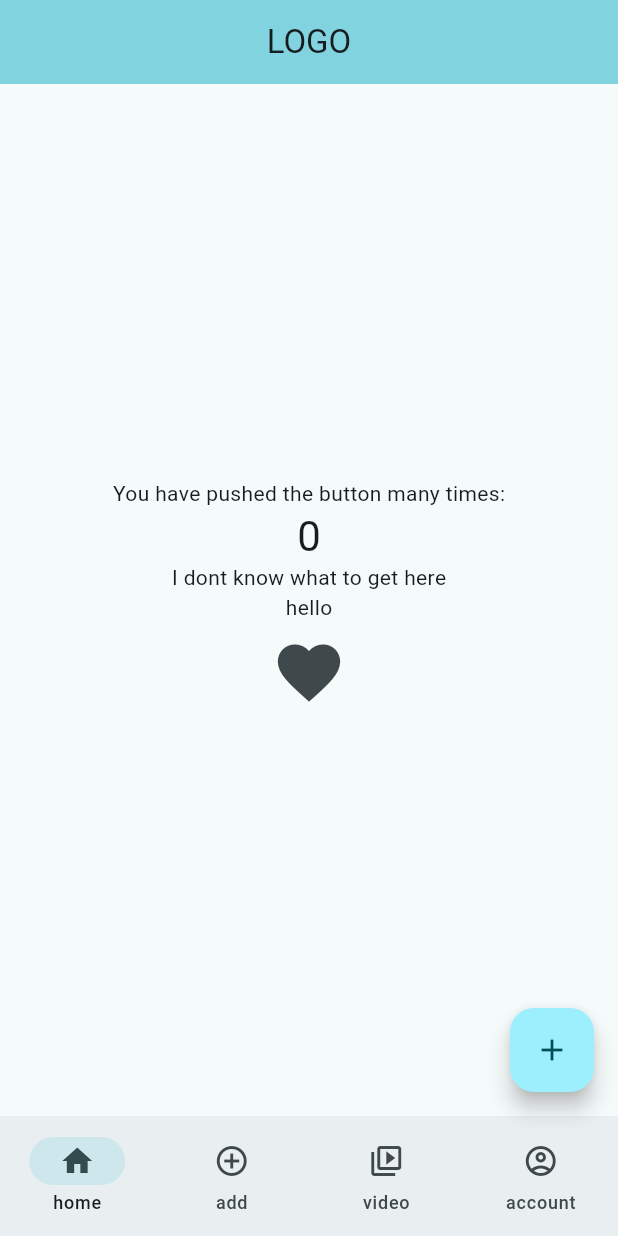
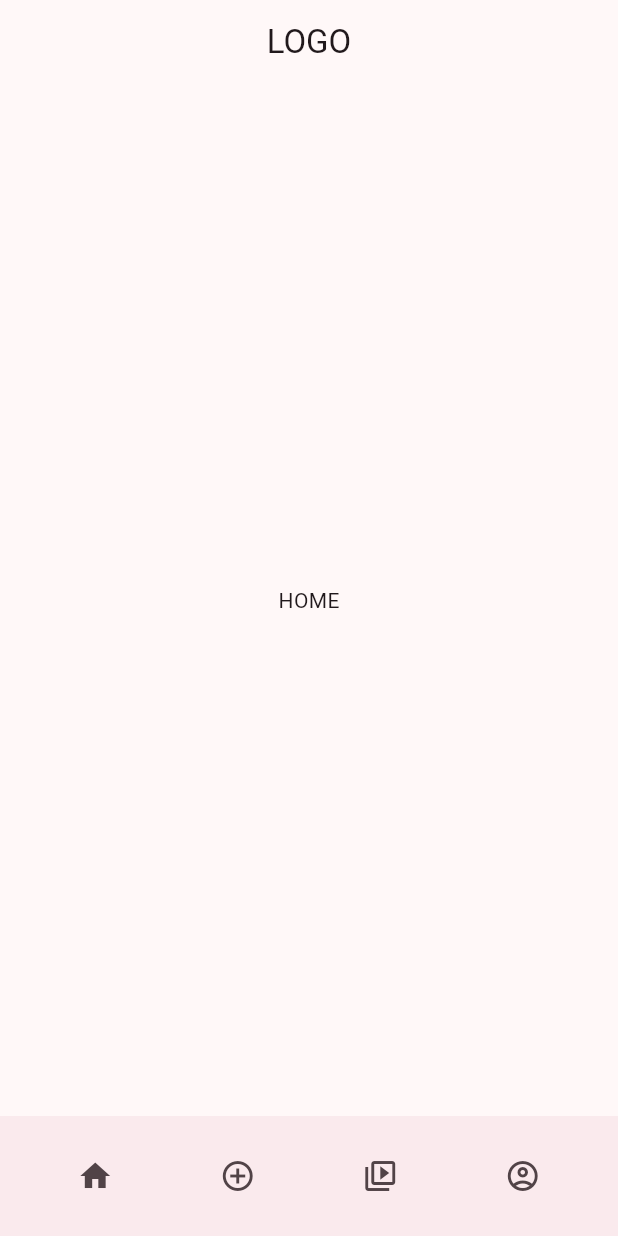
Before and after one commit to asseukihuh/flutter-app, a Flutter app: the screen it shows after launch, on a phone screen of 412 x 824 dp. Run offline on Flutter 3.47's test engine with Material 3 defaults, Android fonts, the phone set to English and light mode, and no system bars.

Commit message:
Modif des pages

```diff
--- a/lib/main.dart
+++ b/lib/main.dart
@@ -1,3 +1,4 @@
+
 
 
 import 'package:flutter/material.dart';
@@ -31,7 +32,7 @@ class MyApp extends StatelessWidget {
         //
         // This works for code too, not just values: Most code changes can be
         // tested with just a hot reload.
-        colorScheme: ColorScheme.fromSeed(seedColor: Color.fromARGB(255, 255, 255, 255)),
+        colorScheme: ColorScheme.fromSeed(seedColor: Colors.pink.shade100),
         useMaterial3: true,
       ),
       home: const MyHomePage(title:'fzafazfaz'),
@@ -60,7 +61,7 @@ class MyHomePage extends StatefulWidget {
 class _MyHomePageState extends State<MyHomePage> {
   int _counter = 0;
   // ignore: unused_field
-  String _modifiabletext = 'hello';
+  String _modifiabletext = 'hey yo';
   int currentPageIndex = 0;
 
   void _incrementCounter() {
@@ -105,7 +106,7 @@ class _MyHomePageState extends State<MyHomePage> {
         // TRY THIS: Try changing the color here to a specific color (to
         // Colors.amber, perhaps?) and trigger a hot reload to see the AppBar
         // change color while the other colors stay the same.
-        backgroundColor: Theme.of(context).colorScheme.inversePrimary,
+        backgroundColor: Colors.transparent,
         // Here we take the value from the MyHomePage object that was created by
         // the App.build method, and use it to set our appbar title.
         title: const Text('LOGO'),
@@ -113,100 +114,101 @@ class _MyHomePageState extends State<MyHomePage> {
       ),
 
       body: _buildBody(),
-      floatingActionButton: FloatingActionButton(
-        onPressed: _incrementCounter,
-        tooltip: 'Increment',
-        child: const Icon(Icons.add),
+      //floatingActionButton: FloatingActionButton(
+      //  onPressed: _incrementCounter,
+      //  tooltip: 'Increment',
+      //  child: const Icon(Icons.add),
+      //),
+
+      //floatingActionButtonLocation: FloatingActionButtonLocation.endFloat,
+      bottomNavigationBar: Container(
+      decoration: const BoxDecoration(
+        borderRadius: BorderRadius.vertical(top: Radius.circular(20)),
+        color: Colors.white, // couleur navbar
       ),
-
-      floatingActionButtonLocation: FloatingActionButtonLocation.endFloat,
-      bottomNavigationBar: NavigationBar(
-        onDestinationSelected: (index) {
+      child: BottomAppBar(
+        elevation: 0,
+        shape: const CircularNotchedRectangle(),
+        child: Row(
+          mainAxisAlignment: MainAxisAlignment.spaceAround,
+          children: [
+            IconButton(
+              icon: const Icon(Icons.home),
+              onPressed: () {
                 setState(() {
-          currentPageIndex = index;
+                  currentPageIndex = 0;
                 });
-        switch (index) {
-          case 0:
-            // Ne rien faire
-            break;
-          case 1:
-            // seconde route.
-
-            //Navigator.push(
-            //  context,
-            //  MaterialPageRoute(builder: (context) => SecondRoute()),
-            //);
-
-            break;
-          case 2:
-            // troiseme route.
-            break;
-          case 3:
-            // quatrieme route.
-            break;
-    }
               },
-        selectedIndex: currentPageIndex,
-        destinations: const [
-          NavigationDestination(
-            icon: Icon(Icons.home),
-            label: 'home'
             ),
-          NavigationDestination(
-            icon: Icon(Icons.add_circle_outline),
-            label: 'add'
+            IconButton(
+              icon: const Icon(Icons.add_circle_outline),
+              onPressed: () {
+                setState(() {
+                  currentPageIndex = 1;
+                });
+              },
             ),
-          NavigationDestination(
-            icon: Icon(Icons.video_library_outlined),
-            label: 'video'
+            IconButton(
+              icon: const Icon(Icons.video_library_outlined),
+              onPressed: () {
+                setState(() {
+                  currentPageIndex = 2;
+                });
+              },
             ),
-          NavigationDestination(
-            icon: Icon(Icons.account_circle_outlined),
-            label: 'account'
+            IconButton(
+              icon: const Icon(Icons.account_circle_outlined),
+              onPressed: () {
+                setState(() {
+                  currentPageIndex = 3;
+                });
+              },
             ),
           ],
         ),
-
+      )
+      )
     );
   }
   Widget _buildBody() {
     switch (currentPageIndex) {
+      case 1:
+        return _buildAddPageContent();
       case 0:
         return _buildHomePageContent();
-      case 1:
-        return _buildAddPageContent();
       case 2:
         return _buildVideoPageContent();
       case 3:
         return _buildAccountPageContent();
       default:
-        return Container(); //unknown pages
+        return Container(); //pages inconnues
     }
   }
   Widget _buildHomePageContent() {
-    return Align(
+    return const Align(
       alignment: Alignment.center,
-      child: Column(
-        mainAxisAlignment: MainAxisAlignment.center,
-        children: <Widget>[
-          const Text(
-            'You have pushed the button many times:',
-          ),
-          Text(
-            '$_counter',
-            style: Theme.of(context).textTheme.headlineMedium,
-          ),
-          const Text(
-            'I dont know what to get here',
-          ),
-          Text(
-            '$_modifiabletext',
-          ),
-          IconButton(
-            onPressed: _decrementCounter,
-            icon: const Icon(Icons.favorite, size: 50)
-          )
-        ],
+      child: Text(
+        'HOME'
+        //mainAxisAlignment: MainAxisAlignment.center,
+        //children: <Widget>[
+        //  const Text(
+        //    'You have pushed the button many times:',
+        //  ),
+        //  Text(
+        //    '$_counter',
+        //    style: Theme.of(context).textTheme.headlineMedium,
+        //  ),
+        //  const Text(
+        //    'I dont know what to get here',
+        //  ),
+        //  Text(
+        //    _modifiabletext,
+        //  ),
+        //  IconButton(
+        //    onPressed: _decrementCounter,
+        //    icon: const Icon(Icons.favorite, size: 50)
+        //  )
+        //],
       ),
     );
   }
@@ -222,7 +224,25 @@ class _MyHomePageState extends State<MyHomePage> {
 
   Widget _buildVideoPageContent() {
     // Build content for video page
-    return Container();
+    return Container (
+      height: 200,
+      alignment: Alignment.topCenter,
+      decoration: const BoxDecoration(
+        shape: BoxShape.rectangle,
+        color: Colors.blue,
+        borderRadius: BorderRadius.only(
+          topLeft: Radius.circular(15.0),
+          bottomRight: Radius.circular(15.0),
+          topRight: Radius.circular(15.0),
+          bottomLeft: Radius.circular(15.0),
+        ),
+
+      ),
+
+      child: const Text("this is a video"),
+      padding: EdgeInsets.all(20.0),
+      margin: EdgeInsets.all(20),
+    );
   }
 
   Widget _buildAccountPageContent() {
```
Lines whose indentation alone changed are shown as unchanged.
